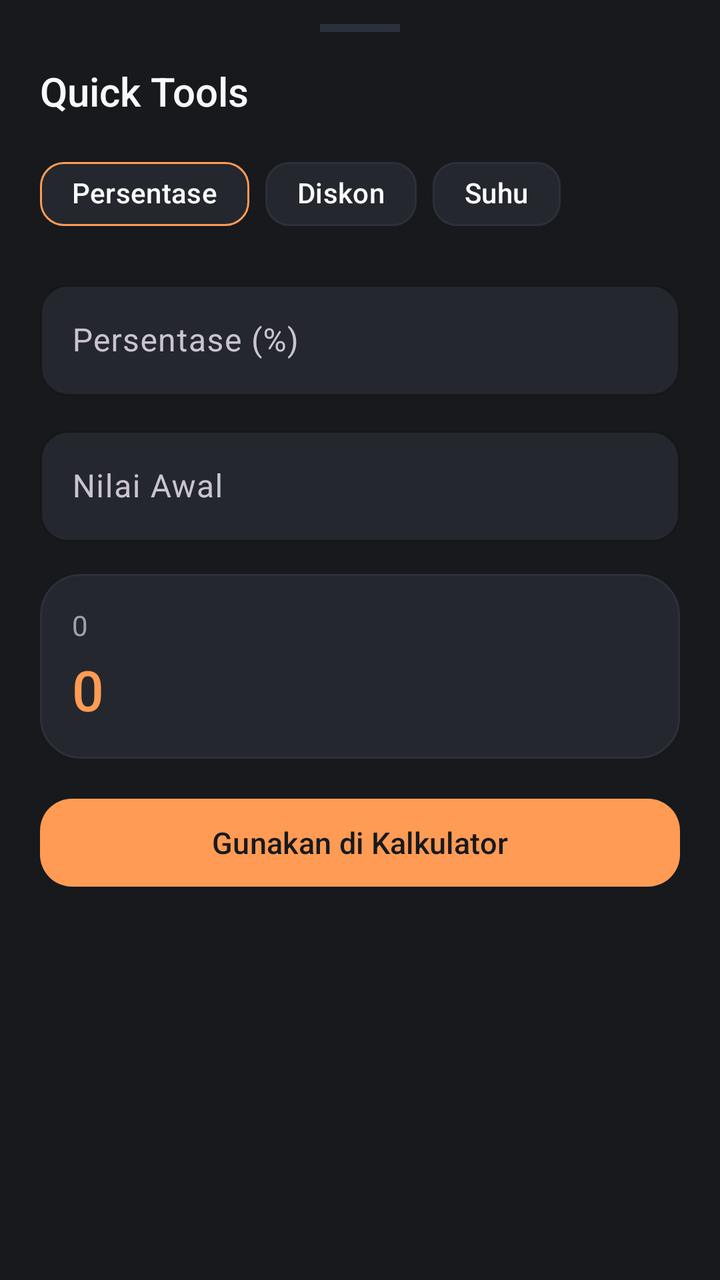
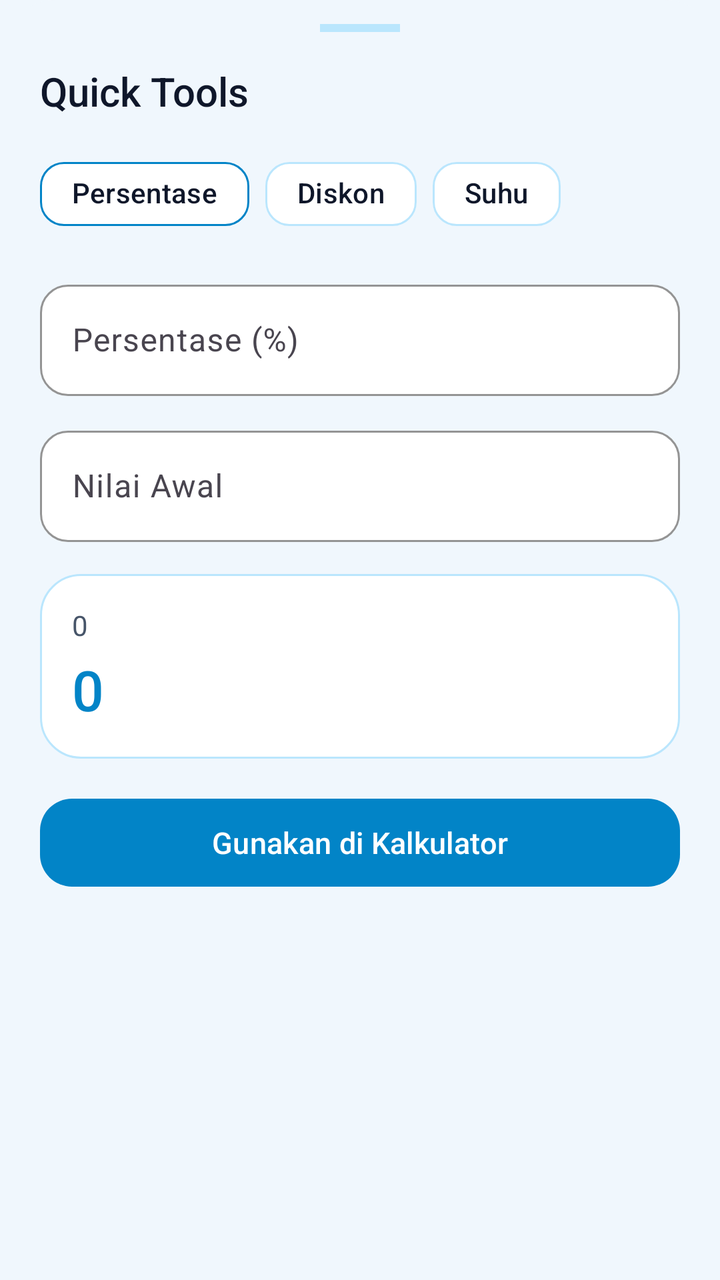

Compare the two renders of this Android layout. The source of the first and the diff that turns it into the second are given below.
<!-- AndroidManifest.xml: application theme Theme.Kalkulator -->
<!-- res/layout/bottom_sheet_quick_tools.xml -->
<?xml version="1.0" encoding="utf-8"?>
<LinearLayout xmlns:android="http://schemas.android.com/apk/res/android"
    xmlns:app="http://schemas.android.com/apk/res-auto"
    android:layout_width="match_parent"
    android:layout_height="wrap_content"
    android:background="@drawable/bg_bottom_sheet"
    android:orientation="vertical"
    android:paddingStart="20dp"
    android:paddingTop="12dp"
    android:paddingEnd="20dp"
    android:paddingBottom="24dp">

    <View
        android:layout_width="40dp"
        android:layout_height="4dp"
        android:layout_gravity="center_horizontal"
        android:background="@color/divider_color" />

    <TextView
        android:layout_width="wrap_content"
        android:layout_height="wrap_content"
        android:layout_marginTop="16dp"
        android:fontFamily="sans-serif-medium"
        android:text="@string/title_quick_tools"
        android:textColor="@color/text_primary"
        android:textSize="20sp" />

    <com.google.android.material.chip.ChipGroup
        android:id="@+id/chipGroupTools"
        android:layout_width="match_parent"
        android:layout_height="wrap_content"
        android:layout_marginTop="14dp"
        app:selectionRequired="true"
        app:singleSelection="true">

        <com.google.android.material.chip.Chip
            android:id="@+id/chipPercentage"
            style="@style/Widget.Material3.Chip.Filter"
            android:layout_width="wrap_content"
            android:layout_height="wrap_content"
            android:checked="true"
            android:text="@string/tool_percentage"
            android:textColor="@color/text_primary"
            app:checkedIconVisible="false"
            app:chipBackgroundColor="@color/surface_dark"
            app:chipCornerRadius="12dp"
            app:chipStrokeColor="@color/accent_orange"
            app:chipStrokeWidth="1dp" />

        <com.google.android.material.chip.Chip
            android:id="@+id/chipDiscount"
            style="@style/Widget.Material3.Chip.Filter"
            android:layout_width="wrap_content"
            android:layout_height="wrap_content"
            android:text="@string/tool_discount"
            android:textColor="@color/text_primary"
            app:checkedIconVisible="false"
            app:chipBackgroundColor="@color/surface_dark"
            app:chipCornerRadius="12dp"
            app:chipStrokeColor="@color/divider_color"
            app:chipStrokeWidth="1dp" />

        <com.google.android.material.chip.Chip
            android:id="@+id/chipTemperature"
            style="@style/Widget.Material3.Chip.Filter"
            android:layout_width="wrap_content"
            android:layout_height="wrap_content"
            android:text="@string/tool_temperature"
            android:textColor="@color/text_primary"
            app:checkedIconVisible="false"
            app:chipBackgroundColor="@color/surface_dark"
            app:chipCornerRadius="12dp"
            app:chipStrokeColor="@color/divider_color"
            app:chipStrokeWidth="1dp" />
    </com.google.android.material.chip.ChipGroup>

    <include
        layout="@layout/view_quick_tools_inputs"
        android:layout_width="match_parent"
        android:layout_height="wrap_content"
        android:layout_marginTop="16dp" />

    
    <LinearLayout
        android:layout_width="match_parent"
        android:layout_height="wrap_content"
        android:layout_marginTop="16dp"
        android:background="@drawable/bg_card_surface"
        android:orientation="vertical"
        android:padding="16dp">

        <TextView
            android:id="@+id/tvToolSecondary"
            android:layout_width="match_parent"
            android:layout_height="wrap_content"
            android:fontFamily="sans-serif"
            android:fontFeatureSettings="tnum"
            android:text="0"
            android:textColor="@color/text_secondary"
            android:textSize="14sp" />

        <TextView
            android:id="@+id/tvToolResult"
            android:layout_width="match_parent"
            android:layout_height="wrap_content"
            android:layout_marginTop="4dp"
            android:fontFamily="sans-serif-medium"
            android:fontFeatureSettings="tnum"
            android:text="0"
            android:textColor="@color/accent_orange"
            android:textSize="28sp" />
    </LinearLayout>

    <com.google.android.material.button.MaterialButton
        android:id="@+id/btnToolUseInCalc"
        android:layout_width="match_parent"
        android:layout_height="52dp"
        android:layout_marginTop="16dp"
        android:fontFamily="sans-serif-medium"
        android:text="@string/use_in_calculator"
        android:textAllCaps="false"
        android:textColor="@color/bg_graphite"
        android:textSize="15sp"
        app:backgroundTint="@color/accent_orange"
        app:cornerRadius="16dp" />

</LinearLayout>
<!-- res/layout/view_quick_tools_inputs.xml (included above) -->
<?xml version="1.0" encoding="utf-8"?>
<LinearLayout xmlns:android="http://schemas.android.com/apk/res/android"
    xmlns:app="http://schemas.android.com/apk/res-auto"
    android:layout_width="match_parent"
    android:layout_height="wrap_content"
    android:orientation="vertical">

    
    <LinearLayout
        android:id="@+id/groupTwoInputs"
        android:layout_width="match_parent"
        android:layout_height="wrap_content"
        android:orientation="vertical">

        <com.google.android.material.textfield.TextInputLayout
            android:id="@+id/tilInputPrimary"
            style="@style/Widget.Material3.TextInputLayout.OutlinedBox"
            android:layout_width="match_parent"
            android:layout_height="wrap_content"
            android:hint="@string/hint_percent"
            app:boxBackgroundColor="@color/surface_dark"
            app:boxCornerRadiusBottomEnd="14dp"
            app:boxCornerRadiusBottomStart="14dp"
            app:boxCornerRadiusTopEnd="14dp"
            app:boxCornerRadiusTopStart="14dp"
            app:boxStrokeColor="@color/accent_orange"
            app:hintTextColor="@color/accent_orange">

            <com.google.android.material.textfield.TextInputEditText
                android:id="@+id/etInputPrimary"
                android:layout_width="match_parent"
                android:layout_height="wrap_content"
                android:fontFeatureSettings="tnum"
                android:inputType="numberDecimal|numberSigned"
                android:textColor="@color/text_primary"
                android:textSize="16sp" />
        </com.google.android.material.textfield.TextInputLayout>

        <Space
            android:layout_width="0dp"
            android:layout_height="12dp" />

        <com.google.android.material.textfield.TextInputLayout
            android:id="@+id/tilInputSecondary"
            style="@style/Widget.Material3.TextInputLayout.OutlinedBox"
            android:layout_width="match_parent"
            android:layout_height="wrap_content"
            android:hint="@string/hint_base_value"
            app:boxBackgroundColor="@color/surface_dark"
            app:boxCornerRadiusBottomEnd="14dp"
            app:boxCornerRadiusBottomStart="14dp"
            app:boxCornerRadiusTopEnd="14dp"
            app:boxCornerRadiusTopStart="14dp"
            app:boxStrokeColor="@color/accent_orange"
            app:hintTextColor="@color/accent_orange">

            <com.google.android.material.textfield.TextInputEditText
                android:id="@+id/etInputSecondary"
                android:layout_width="match_parent"
                android:layout_height="wrap_content"
                android:fontFeatureSettings="tnum"
                android:inputType="numberDecimal|numberSigned"
                android:textColor="@color/text_primary"
                android:textSize="16sp" />
        </com.google.android.material.textfield.TextInputLayout>
    </LinearLayout>

    
    <com.google.android.material.button.MaterialButtonToggleGroup
        android:id="@+id/toggleTempUnit"
        android:layout_width="match_parent"
        android:layout_height="wrap_content"
        android:layout_marginTop="12dp"
        android:visibility="gone"
        app:checkedButton="@id/btnCtoF"
        app:selectionRequired="true"
        app:singleSelection="true">

        <com.google.android.material.button.MaterialButton
            android:id="@+id/btnCtoF"
            style="@style/Widget.Material3.Button.OutlinedButton"
            android:layout_width="0dp"
            android:layout_height="44dp"
            android:layout_weight="1"
            android:text="@string/temp_c_to_f"
            android:textColor="@color/text_primary"
            app:strokeColor="@color/divider_color" />

        <com.google.android.material.button.MaterialButton
            android:id="@+id/btnFtoC"
            style="@style/Widget.Material3.Button.OutlinedButton"
            android:layout_width="0dp"
            android:layout_height="44dp"
            android:layout_weight="1"
            android:text="@string/temp_f_to_c"
            android:textColor="@color/text_primary"
            app:strokeColor="@color/divider_color" />
    </com.google.android.material.button.MaterialButtonToggleGroup>

</LinearLayout>
<!-- resources referenced by this layout -->
<resources>
  <color name="accent_orange">#FF9B54</color>
  <color name="bg_graphite">#17191D</color>
  <color name="divider_color">#2C303A</color>
  <color name="surface_dark">#24272D</color>
  <color name="text_primary">#F8F9FA</color>
  <color name="text_secondary">#9DA2AE</color>
  <!-- drawable bg_bottom_sheet (drawable) -->
  <?xml version="1.0" encoding="utf-8"?>
  <shape xmlns:android="http://schemas.android.com/apk/res/android"
      android:shape="rectangle">
      <solid android:color="@color/bg_graphite" />
      <corners
          android:topLeftRadius="28dp"
          android:topRightRadius="28dp" />
  </shape>
  <!-- drawable bg_card_surface (drawable) -->
  <?xml version="1.0" encoding="utf-8"?>
  <shape xmlns:android="http://schemas.android.com/apk/res/android"
      android:shape="rectangle">
      <solid android:color="@color/surface_dark" />
      <corners android:radius="20dp" />
      <stroke
          android:width="1dp"
          android:color="@color/divider_color" />
  </shape>
  <string name="hint_base_value">Nilai Awal</string>
  <string name="hint_percent">Persentase (%)</string>
  <string name="temp_c_to_f">°C → °F</string>
  <string name="temp_f_to_c">°F → °C</string>
  <string name="title_quick_tools">Quick Tools</string>
  <string name="tool_discount">Diskon</string>
  <string name="tool_percentage">Persentase</string>
  <string name="tool_temperature">Suhu</string>
  <string name="use_in_calculator">Gunakan di Kalkulator</string>
  <style name="Theme.Kalkulator" parent="Base.Theme.Kalkulator" />
  <style name="Base.Theme.Kalkulator" parent="Theme.Material3.Dark.NoActionBar">
          
          <item name="colorPrimary">@color/accent_orange</item>
          <item name="colorOnPrimary">@color/bg_graphite</item>
          <item name="colorSurface">@color/surface_dark</item>
          <item name="colorOnSurface">@color/text_primary</item>
          <item name="android:colorBackground">@color/bg_graphite</item>
          <item name="colorOnBackground">@color/text_primary</item>
          
          
          <item name="android:statusBarColor">@color/bg_graphite</item>
          <item name="android:navigationBarColor">@color/bg_graphite</item>
          <item name="android:windowLightStatusBar">false</item>
      </style>
</resources>

<!-- the commit's change to res/layout/bottom_sheet_quick_tools.xml (unified diff, before → after) -->
@@ -119,7 +119,7 @@
         android:fontFamily="sans-serif-medium"
         android:text="@string/use_in_calculator"
         android:textAllCaps="false"
-        android:textColor="@color/bg_graphite"
+        android:textColor="@color/color_on_primary"
         android:textSize="15sp"
         app:backgroundTint="@color/accent_orange"
         app:cornerRadius="16dp" />
<!-- resource entries referenced after the edit -->
@@ -1,11 +1,12 @@
 <!-- resources referenced by this layout -->
 <resources>
-  <color name="accent_orange">#FF9B54</color>
-  <color name="bg_graphite">#17191D</color>
-  <color name="divider_color">#2C303A</color>
-  <color name="surface_dark">#24272D</color>
-  <color name="text_primary">#F8F9FA</color>
-  <color name="text_secondary">#9DA2AE</color>
+  <color name="accent_orange">#0284C7</color>
+  <color name="color_on_primary">#FFFFFFFF</color>
+  <color name="bg_graphite">#F0F7FD</color>
+  <color name="divider_color">#BAE6FD</color>
+  <color name="surface_dark">#FFFFFFFF</color>
+  <color name="text_primary">#0F172A</color>
+  <color name="text_secondary">#475569</color>
   <!-- drawable bg_bottom_sheet (drawable) -->
   <?xml version="1.0" encoding="utf-8"?>
   <shape xmlns:android="http://schemas.android.com/apk/res/android"
@@ -35,10 +36,10 @@
   <string name="tool_temperature">Suhu</string>
   <string name="use_in_calculator">Gunakan di Kalkulator</string>
   <style name="Theme.Kalkulator" parent="Base.Theme.Kalkulator" />
-  <style name="Base.Theme.Kalkulator" parent="Theme.Material3.Dark.NoActionBar">
+  <style name="Base.Theme.Kalkulator" parent="Theme.Material3.Light.NoActionBar">
           
           <item name="colorPrimary">@color/accent_orange</item>
-          <item name="colorOnPrimary">@color/bg_graphite</item>
+          <item name="colorOnPrimary">@color/color_on_primary</item>
           <item name="colorSurface">@color/surface_dark</item>
           <item name="colorOnSurface">@color/text_primary</item>
           <item name="android:colorBackground">@color/bg_graphite</item>
@@ -47,7 +48,8 @@
           
           <item name="android:statusBarColor">@color/bg_graphite</item>
           <item name="android:navigationBarColor">@color/bg_graphite</item>
-          <item name="android:windowLightStatusBar">false</item>
+          <item name="android:windowLightStatusBar">true</item>
+          <item name="android:windowLightNavigationBar" tools:targetApi="o_mr1">true</item>
       </style>
 </resources>
 
